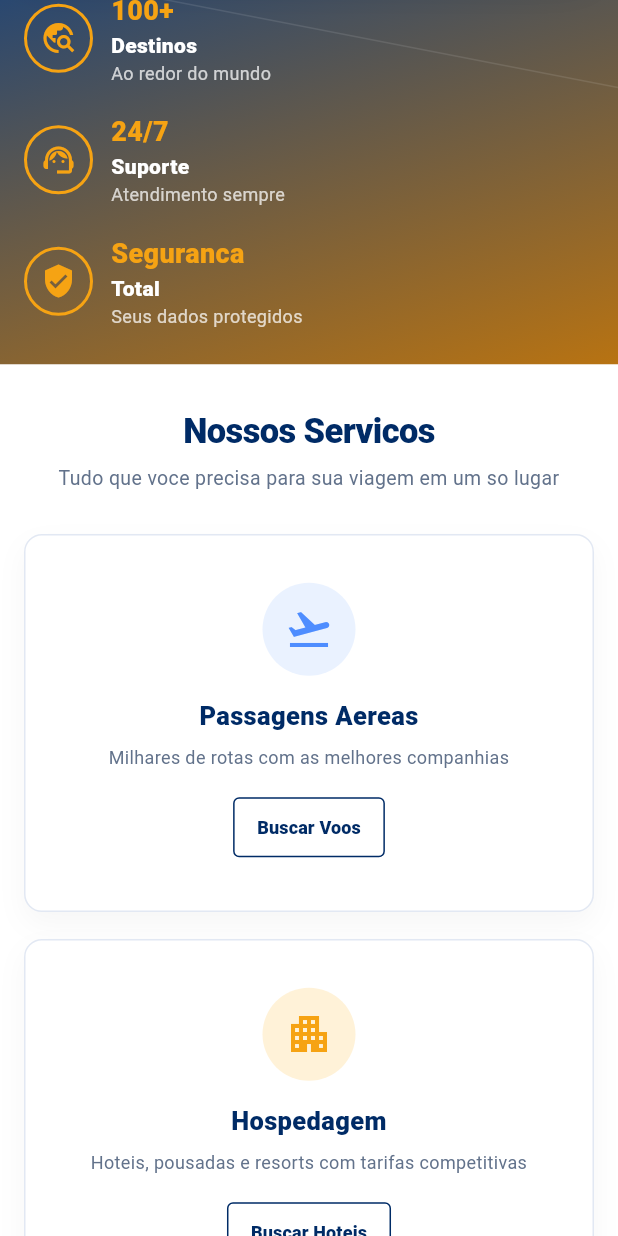
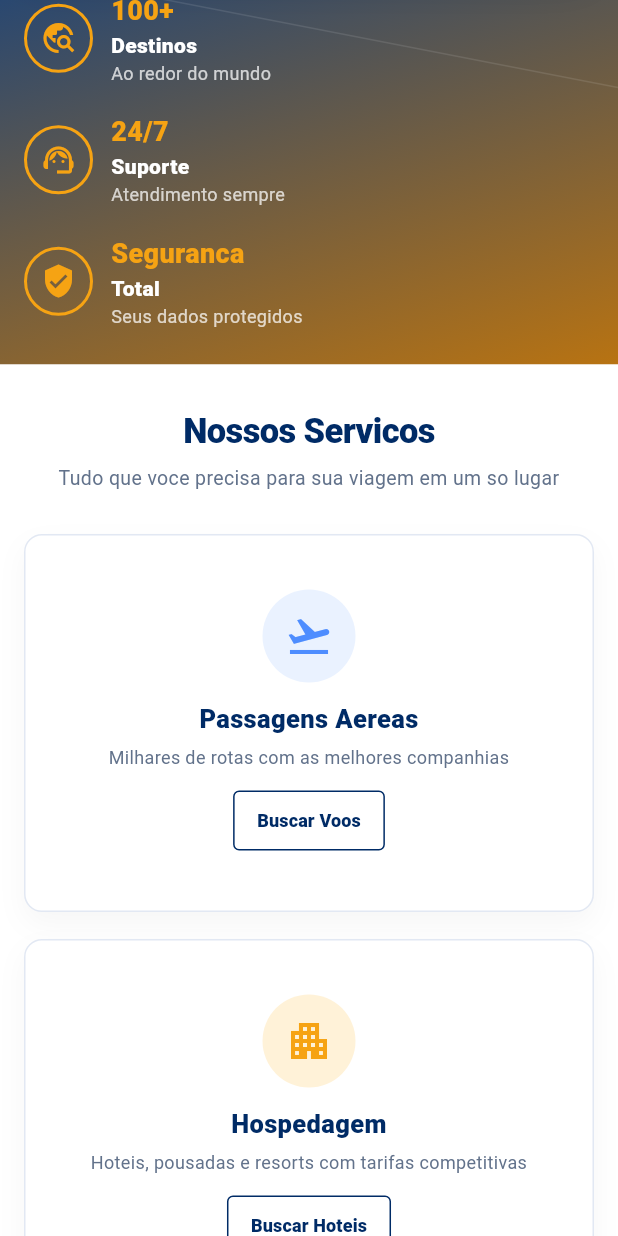
Before and after one commit to danielrodrigues677-hub/turistar-mobile, a Flutter app: the screen it shows after launch, scrolled down 1152 dp, on a phone screen of 412 x 824 dp. Run offline on Flutter 3.47's test engine with Material 3 defaults, Android fonts, the phone set to English and light mode, and no system bars; Roboto replaces fonts that are missing (Arial).

Commit message:
feat: configure WhatsApp comercial and finalize Sprint 1 polish.
Set the default lead number to +55 11 97891-6580, document the WhatsApp flow, and apply small responsive fixes plus updated widget tests.

Co-authored-by: Cursor <cursoragent@cursor.com>

```diff
--- a/lib/main.dart
+++ b/lib/main.dart
@@ -147,11 +147,11 @@ class Whatsapp {
   const Whatsapp._();
 
   /// Numero comercial da Turistar no formato internacional, somente digitos
-  /// (55 + DDD + numero). Configure o numero real no build com:
-  /// flutter run -d chrome --dart-define=TURISTAR_WHATSAPP_NUMBER=5581999999999
+  /// (55 + DDD + numero). Sobrescreva no build com:
+  /// flutter run -d chrome --dart-define=TURISTAR_WHATSAPP_NUMBER=5511978916580
   static const String number = String.fromEnvironment(
     'TURISTAR_WHATSAPP_NUMBER',
-    defaultValue: '5511999999999',
+    defaultValue: '5511978916580',
   );
 
   static Future<void> open(BuildContext context, String message) async {
@@ -1073,11 +1073,15 @@ class BrandLogoOnDark extends StatelessWidget {
 
   @override
   Widget build(BuildContext context) {
-    return const TuristarLogo(
+    return FittedBox(
+      fit: BoxFit.scaleDown,
+      alignment: Alignment.centerLeft,
+      child: const TuristarLogo(
         onDark: true,
         markSize: 72,
         titleSize: 30,
         taglineSize: 11,
+      ),
     );
   }
 }
@@ -2004,7 +2008,6 @@ class HeroStats extends StatelessWidget {
               SizedBox(
                 width: mobile ? constraints.maxWidth : 245,
                 child: Row(
-                  mainAxisSize: MainAxisSize.min,
                   children: [
                     Container(
                       width: 46,
@@ -2016,13 +2019,15 @@ class HeroStats extends StatelessWidget {
                       child: Icon(stat.$1, color: TuristarColors.orange),
                     ),
                     const SizedBox(width: 12),
-                    Column(
+                    Expanded(
+                      child: Column(
                         crossAxisAlignment: CrossAxisAlignment.start,
                         children: [
                           Text(stat.$2, style: const TextStyle(color: TuristarColors.orange, fontSize: 18, fontWeight: FontWeight.w900)),
-                        Text(stat.$3, style: const TextStyle(color: Colors.white, fontWeight: FontWeight.w800)),
-                        Text(stat.$4, style: TextStyle(color: Colors.white.withOpacity(0.74), fontSize: 12)),
-                      ],
+                          Text(stat.$3, style: const TextStyle(color: Colors.white, fontWeight: FontWeight.w800), overflow: TextOverflow.ellipsis),
+                          Text(stat.$4, style: TextStyle(color: Colors.white.withOpacity(0.74), fontSize: 12), overflow: TextOverflow.ellipsis),
+                        ],
+                      ),
                     ),
                   ],
                 ),
@@ -2234,6 +2239,7 @@ class ServiceCard extends StatelessWidget {
       ),
       child: Column(
         mainAxisAlignment: MainAxisAlignment.center,
+        mainAxisSize: MainAxisSize.min,
         children: [
           Container(
             width: 62,
@@ -2241,17 +2247,19 @@ class ServiceCard extends StatelessWidget {
             decoration: BoxDecoration(color: data.background, shape: BoxShape.circle),
             child: Icon(service.icon, color: data.iconColor, size: 32),
           ),
-          const SizedBox(height: 15),
+          const SizedBox(height: 12),
           Text(service.label, textAlign: TextAlign.center, style: const TextStyle(color: TuristarColors.navy, fontSize: 17, fontWeight: FontWeight.w900)),
-          const SizedBox(height: 8),
-          Text(
+          const SizedBox(height: 6),
+          Flexible(
+            child: Text(
               data.description,
               textAlign: TextAlign.center,
               maxLines: 2,
               overflow: TextOverflow.ellipsis,
               style: const TextStyle(color: TuristarColors.muted, fontSize: 12, height: 1.35),
             ),
-          const SizedBox(height: 14),
+          ),
+          const SizedBox(height: 10),
           OutlinedButton(
             onPressed: onTap,
             style: OutlinedButton.styleFrom(
```
Also changed, not shown: 3 other files. Lines whose indentation alone changed are shown as unchanged.
